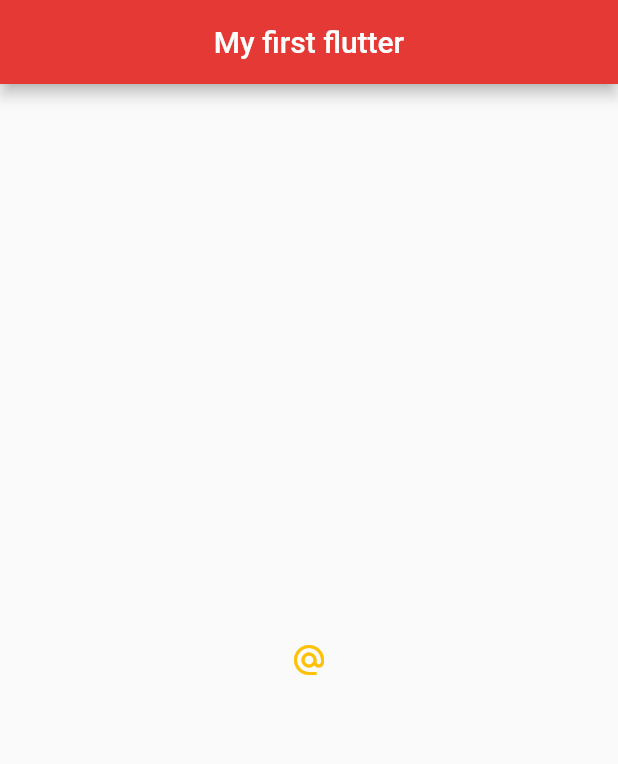
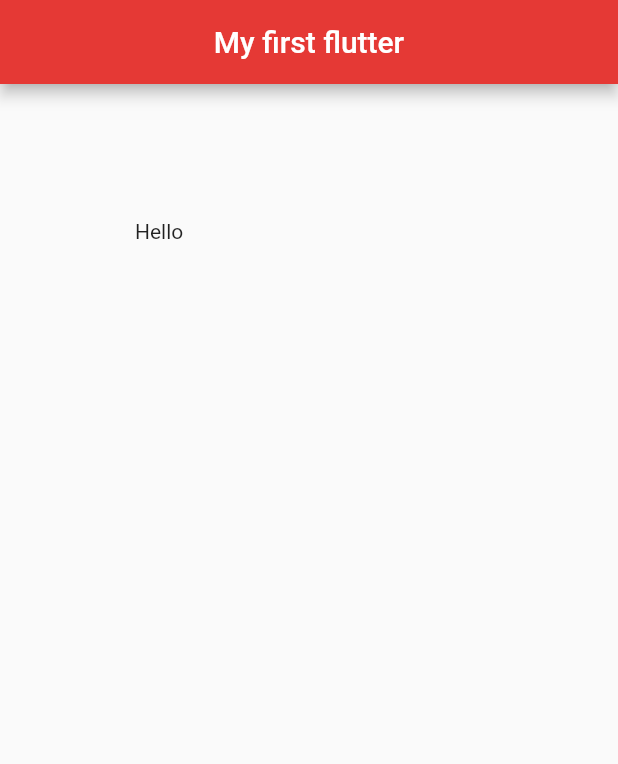
Before and after one commit to TheElectricBlender/hello_flutter, a Flutter app: the screen it shows after launch, on a phone screen of 412 x 824 dp. Shown: the top 764 px of the screen. Run offline on Flutter 3.47's test engine with Material 2 defaults, Android fonts, the phone set to English and light mode, and no system bars.

Commit message:
Padding, margins and containers.

```diff
--- a/lib/main.dart
+++ b/lib/main.dart
@@ -13,14 +13,9 @@ class Home extends StatelessWidget {
         centerTitle: true,
         backgroundColor: Colors.red[600],
       ),
-      body: Center(
-        child: IconButton(
-          onPressed: () {
-            print("you clicked me!");
-          },
-          icon: Icon(Icons.alternate_email),
-          color: Colors.amber,
-        )
+      body: Padding(
+        padding: EdgeInsets.all(90.0),
+        child: Text("Hello"),
       ),
       floatingActionButton: FloatingActionButton(
         onPressed: () {},
```
